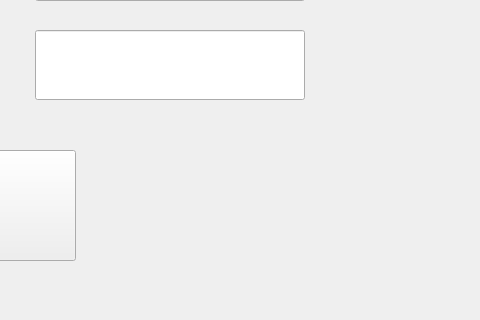
Old version of the form mainwindow.ui in the repository soba08/KP_SOLE; both pictures show x 235 to 715 and y 160 to 480 of the 800 by 480 pixel window.
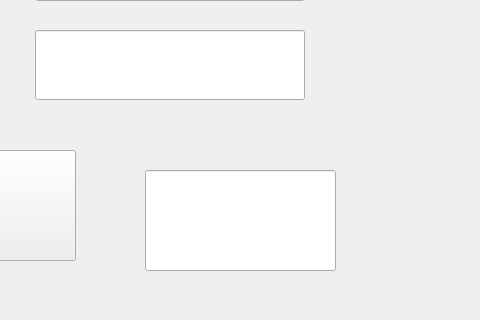
New version of the form.

```diff
--- a/mainwindow.ui
+++ b/mainwindow.ui
@@ -113,6 +113,16 @@
      <string comment="*"/>
     </property>
    </widget>
+   <widget class="QLineEdit" name="returnMsg">
+    <property name="geometry">
+     <rect>
+      <x>380</x>
+      <y>330</y>
+      <width>191</width>
+      <height>101</height>
+     </rect>
+    </property>
+   </widget>
   </widget>
  </widget>
  <layoutdefault spacing="6" margin="11"/>
```
